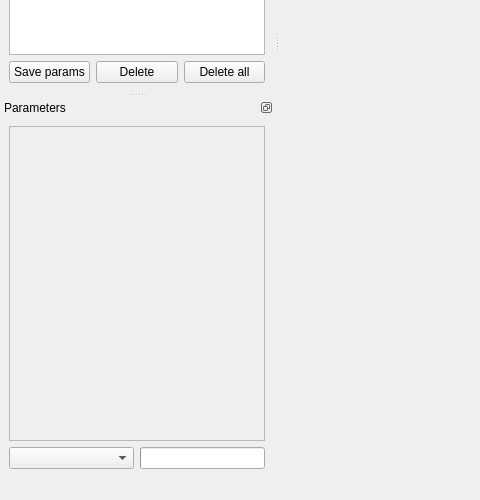
Above: tools/model_explorer/model_explorer/model_explorer_ui.ui from brian-team/brian2cookbook before the change; both pictures show x 0 to 480 and y 397 to 897 of the 1314 by 897 pixel window. Below: the same form after it.
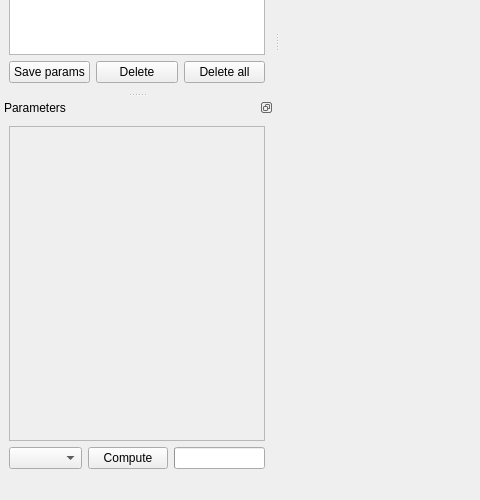
That is the form after the change. Custom widgets are drawn as their Qt base class.

Commit message: model_explorer: Added recompute option

```diff
--- a/tools/model_explorer/model_explorer/model_explorer_ui.ui
+++ b/tools/model_explorer/model_explorer/model_explorer_ui.ui
@@ -92,7 +92,7 @@
   <widget class="QDockWidget" name="dock_params">
    <property name="minimumSize">
     <size>
-     <width>200</width>
+     <width>263</width>
      <height>200</height>
     </size>
    </property>
@@ -140,6 +140,19 @@
          </property>
         </widget>
        </item>
+       <item>
+        <widget class="QPushButton" name="button_compute">
+         <property name="sizePolicy">
+          <sizepolicy hsizetype="Minimum" vsizetype="Fixed">
+           <horstretch>0</horstretch>
+           <verstretch>0</verstretch>
+          </sizepolicy>
+         </property>
+         <property name="text">
+          <string>Compute</string>
+         </property>
+        </widget>
+       </item>
        <item>
         <widget class="QProgressBar" name="progress_bar">
          <property name="value">
```
Left out of the diff: 35 changed lines with no effect on the pictures. The commit also changes 3 other files.
